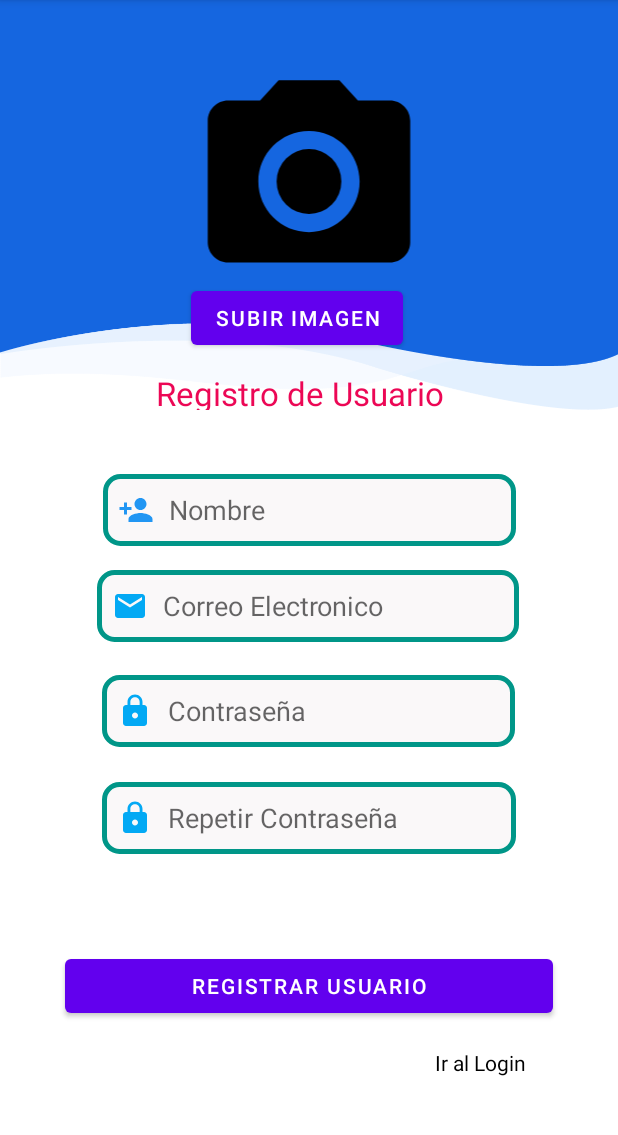
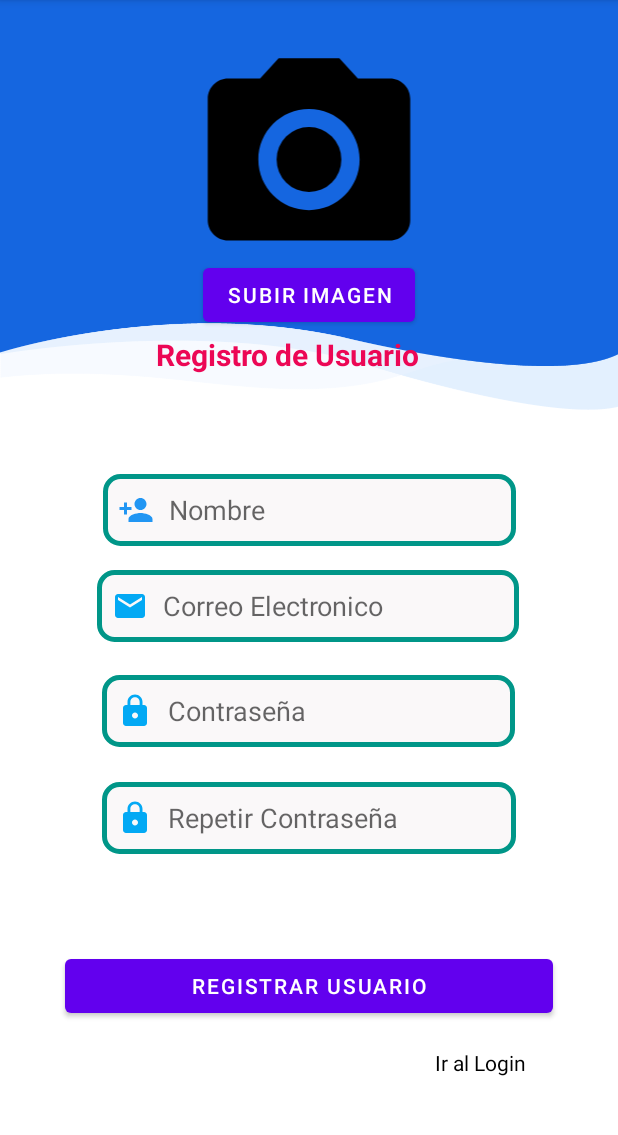
Before and after one commit to upcTP1/Polideportivoapp, an Android app: the RegistrarLogin screen opened directly, with no data from a screen before it, on a phone screen of 412 x 824 dp, the part 84-1219 px from its top. Run offline under Robolectric (Android 15) with nearby library versions, the phone set to English and light mode, and no system bars; our stand-ins replace Firebase (no records; nobody signed in at launch, a user with empty details on screens opened directly).

Commit message:
push21-09/-login-backup

```diff
--- a/app/build.gradle
+++ b/app/build.gradle
@@ -35,6 +35,8 @@ android {
 dependencies {
 
     implementation 'androidx.core:core-ktx:1.7.0'
+    implementation'com.google.firebase:firebase-auth:21.0.8'
+    implementation 'com.google.firebase:firebase-analytics:21.1.1'
     implementation 'androidx.appcompat:appcompat:1.5.1'
     implementation 'me.relex:circleindicator:2.1.6'
     implementation 'org.imaginativeworld.whynotimagecarousel:whynotimagecarousel:2.1.0'
--- a/app/src/main/res/layout/activity_registrar_login.xml
+++ b/app/src/main/res/layout/activity_registrar_login.xml
@@ -21,7 +21,7 @@
             android:layout_width="193dp"
             android:layout_height="162dp"
             android:layout_gravity="center_horizontal"
-            android:layout_marginTop="40dp"
+            android:layout_marginTop="25dp"
             app:srcCompat="@drawable/ic_camara" />
 
         <com.google.android.material.button.MaterialButton
@@ -29,8 +29,8 @@
             android:layout_width="wrap_content"
             android:layout_height="wrap_content"
             android:layout_gravity="center"
-            android:layout_marginTop="75dp"
-            android:layout_marginEnd="8dp"
+            android:layout_marginTop="60dp"
+
             android:text="Subir Imagen"
 
             android:textColor="@color/white" />
@@ -41,12 +41,12 @@
             android:layout_height="wrap_content"
             android:layout_gravity="center"
             android:layout_marginHorizontal="@android:dimen/thumbnail_width"
-            android:layout_marginTop="125dp"
-
+            android:layout_marginTop="100dp"
+            android:textStyle="bold"
             android:autoSizeTextType="uniform"
             android:text="Registro de Usuario"
             android:textColor="#EC0755"
-            android:textSize="22dp" />
+            android:textSize="20dp" />
 
     </FrameLayout>
 
```
Also changed, not shown: app/src/main/AndroidManifest.xml (+7 -7 lines), app/src/main/java/com/upc/polideportivoapp/Login.kt (+5 -75 lines).
